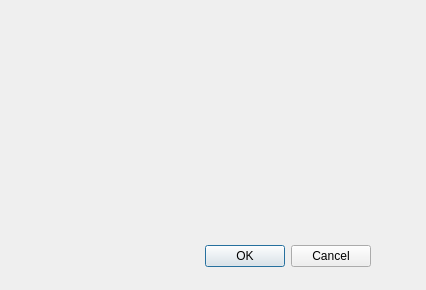
This is src/app/settings/settings.ui in xvitaly/tuned-switcher as Qt 5 draws it before an edit. The edited form follows.
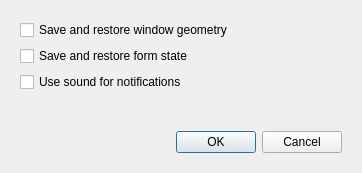
This is the edited form.

Commit message: Added controls to the Settings form.

The edit to the form file:
```diff
--- a/src/app/settings/settings.ui
+++ b/src/app/settings/settings.ui
@@ -6,29 +6,69 @@
    <rect>
     <x>0</x>
     <y>0</y>
-    <width>426</width>
-    <height>290</height>
+    <width>362</width>
+    <height>173</height>
    </rect>
   </property>
   <property name="windowTitle">
    <string>Dialog</string>
   </property>
-  <widget class="QDialogButtonBox" name="buttonBox">
-   <property name="geometry">
-    <rect>
-     <x>30</x>
-     <y>240</y>
-     <width>341</width>
-     <height>32</height>
-    </rect>
-   </property>
-   <property name="orientation">
-    <enum>Qt::Orientation::Horizontal</enum>
-   </property>
-   <property name="standardButtons">
-    <set>QDialogButtonBox::StandardButton::Cancel|QDialogButtonBox::StandardButton::Ok</set>
-   </property>
-  </widget>
+  <layout class="QVBoxLayout" name="verticalLayout_3">
+   <item>
+    <widget class="QWidget" name="MainWidget" native="true">
+     <layout class="QVBoxLayout" name="verticalLayout_2">
+      <item>
+       <layout class="QVBoxLayout" name="VerticalLayout">
+        <item>
+         <widget class="QCheckBox" name="SaveFormGeometry">
+          <property name="text">
+           <string>Save and restore window geometry</string>
+          </property>
+         </widget>
+        </item>
+        <item>
+         <widget class="QCheckBox" name="SaveFormState">
+          <property name="text">
+           <string>Save and restore form state</string>
+          </property>
+         </widget>
+        </item>
+        <item>
+         <widget class="QCheckBox" name="EnableSound">
+          <property name="text">
+           <string>Use sound for notifications</string>
+          </property>
+         </widget>
+        </item>
+        <item>
+         <spacer name="VerticalSpacer">
+          <property name="orientation">
+           <enum>Qt::Orientation::Vertical</enum>
+          </property>
+          <property name="sizeHint" stdset="0">
+           <size>
+            <width>20</width>
+            <height>40</height>
+           </size>
+          </property>
+         </spacer>
+        </item>
+        <item>
+         <widget class="QDialogButtonBox" name="ButtonBox">
+          <property name="orientation">
+           <enum>Qt::Orientation::Horizontal</enum>
+          </property>
+          <property name="standardButtons">
+           <set>QDialogButtonBox::StandardButton::Cancel|QDialogButtonBox::StandardButton::Ok</set>
+          </property>
+         </widget>
+        </item>
+       </layout>
+      </item>
+     </layout>
+    </widget>
+   </item>
+  </layout>
  </widget>
  <resources/>
  <connections>
```
Left out of the diff: 13 changed lines with no effect on the pictures.
